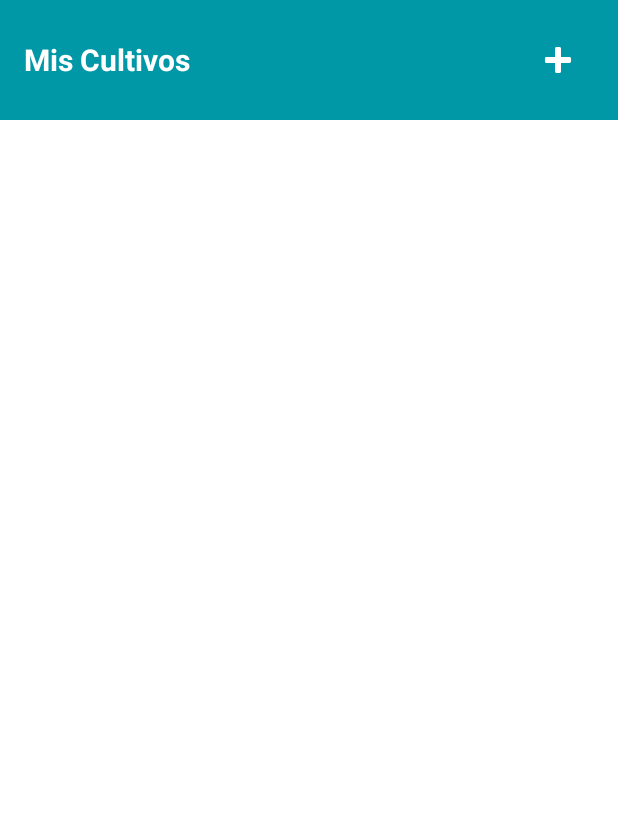
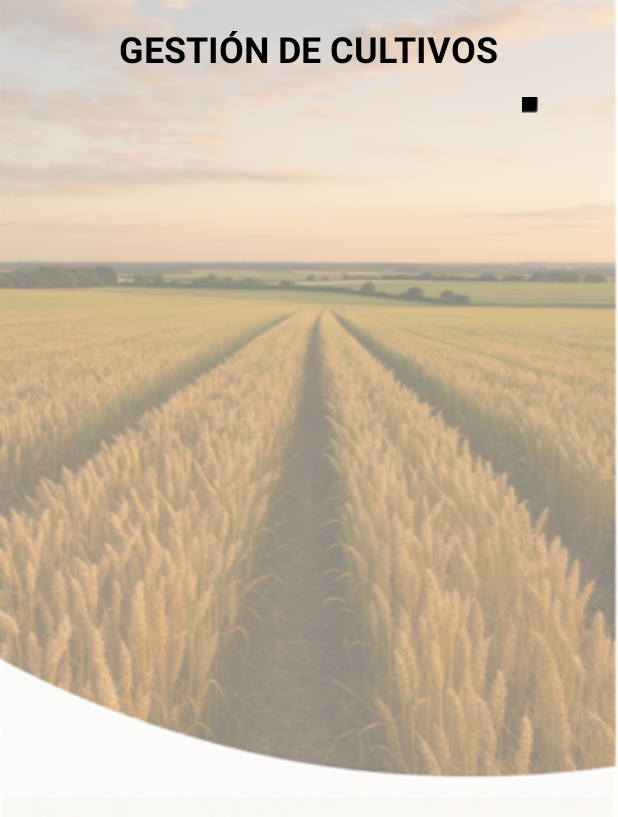
Before and after one commit to JoffreArriag/ProyectoDAM, an Android app: the CultivosActivity screen opened directly, with no data from a screen before it, on a phone screen of 412 x 824 dp. Shown: the top 817 px of the screen. Run offline under Robolectric (Android 15) with nearby library versions, the phone set to English and light mode, and no system bars.

Commit message:
cambios nuevos

```diff
--- a/app/src/main/java/com/example/login/CultivosActivity.java
+++ b/app/src/main/java/com/example/login/CultivosActivity.java
@@ -1,75 +1,147 @@
 package com.example.login;
 
+import android.app.AlertDialog;
+import android.app.DatePickerDialog;
+import android.os.Bundle;
+import android.view.View;
+import android.widget.*;
+import androidx.appcompat.app.AppCompatActivity;
 
-import android.os.Bundle;
-import android.widget.ArrayAdapter;
-import android.widget.ImageButton;
-import android.widget.ListView;
-import android.widget.Toast;
-import androidx.appcompat.app.AlertDialog;
-import androidx.appcompat.app.AppCompatActivity;
 import java.util.ArrayList;
+import java.util.Calendar;
 
 public class CultivosActivity extends AppCompatActivity {
 
     private ArrayList<String> listaCultivos;
     private ArrayAdapter<String> adaptador;
+    private int cultivoEditando = -1;
+
+    // Elementos del formulario
+    private LinearLayout layoutFormulario;
+    private EditText etTipo, etFecha, etUbicacion;
+    private Button btnGuardar, btnCancelar;
+    private ImageButton btnAgregar;
+    private ListView listView;
 
     @Override
     protected void onCreate(Bundle savedInstanceState) {
         super.onCreate(savedInstanceState);
         setContentView(R.layout.activity_cultivos);
 
-        // Declaración local de las vistas
-        ListView listViewCultivos = findViewById(R.id.listViewCultivos);
-        ImageButton btnAgregar = findViewById(R.id.btnAgregar);
+        // Referencias
+        layoutFormulario = findViewById(R.id.layoutFormularioCultivo);
+        etTipo = findViewById(R.id.etTipo);
+        etFecha = findViewById(R.id.etFecha);
+        etUbicacion = findViewById(R.id.etUbicacion);
+        btnGuardar = findViewById(R.id.btnGuardarCultivo);
+        btnCancelar = findViewById(R.id.btnCancelarCultivo);
+        btnAgregar = findViewById(R.id.btnAgregar);
+        listView = findViewById(R.id.listViewCultivos);
 
-        // Lista de cultivos y adaptador
         listaCultivos = new ArrayList<>();
         adaptador = new ArrayAdapter<>(this, android.R.layout.simple_list_item_1, listaCultivos);
-        listViewCultivos.setAdapter(adaptador);
+        listView.setAdapter(adaptador);
 
-        // Botón para agregar nuevo cultivo
-        btnAgregar.setOnClickListener(v -> agregarCultivo());
+        // Mostrar formulario al presionar "Agregar"
+        btnAgregar.setOnClickListener(v -> {
+            cultivoEditando = -1;
+            mostrarFormulario();
+        });
 
-        // Click para editar o eliminar cultivo
-        listViewCultivos.setOnItemClickListener((parent, view, position, id) -> mostrarOpciones(position));
+        // Guardar cultivo
+        btnGuardar.setOnClickListener(v -> guardarCultivo());
+
+        // Cancelar acción
+        btnCancelar.setOnClickListener(v -> ocultarFormulario());
+
+        // Elegir fecha
+        etFecha.setOnClickListener(v -> mostrarDatePicker());
+
+        // Clic en item para editar o eliminar
+        listView.setOnItemClickListener((parent, view, position, id) -> {
+            // Se actualiza la comparación con el operador correcto
+            mostrarOpciones(position);
+        });
     }
 
-    // Método para agregar cultivo
-    private void agregarCultivo() {
-        listaCultivos.add("Nuevo Cultivo " + (listaCultivos.size() + 1));
-        adaptador.notifyDataSetChanged();
+    private void mostrarFormulario() {
+        layoutFormulario.setVisibility(View.VISIBLE);
+        etTipo.setText("");
+        etFecha.setText("");
+        etUbicacion.setText("");
     }
 
-    // Método para mostrar opciones de Editar o Eliminar
+    private void ocultarFormulario() {
+        layoutFormulario.setVisibility(View.GONE);
+    }
+
+    private void guardarCultivo() {
+        String tipo = etTipo.getText().toString().trim();
+        String fecha = etFecha.getText().toString().trim();
+        String ubicacion = etUbicacion.getText().toString().trim();
+
+        if (tipo.isEmpty() || fecha.isEmpty() || ubicacion.isEmpty()) {
+            Toast.makeText(this, "Completa todos los campos", Toast.LENGTH_SHORT).show();
+            return;
+        }
+
+        String cultivo = "Tipo: " + tipo + " | Fecha: " + fecha + " | Ubicación: " + ubicacion;
+
+        if (cultivoEditando == -1) {
+            listaCultivos.add(cultivo);
+            Toast.makeText(this, "Cultivo agregado", Toast.LENGTH_SHORT).show();
+        } else {
+            listaCultivos.set(cultivoEditando, cultivo);
+            Toast.makeText(this, "Cultivo actualizado", Toast.LENGTH_SHORT).show();
+            cultivoEditando = -1;
+        }
+
+        adaptador.notifyDataSetChanged();
+        ocultarFormulario();
+    }
+
     private void mostrarOpciones(int position) {
+        // Corregir el uso de AlertDialog
         AlertDialog.Builder builder = new AlertDialog.Builder(this);
         builder.setTitle("Opciones")
                 .setItems(new CharSequence[]{"Editar", "Eliminar"}, (dialog, which) -> {
-                        switch (which) {
-                            case 0:
-                                editarCultivo(position);
-                                break;
-                            case 1:
-                                eliminarCultivo(position);
-                                break;
-                        }
-                });
-        builder.show();
+                    // La comparación de la opción elegida se hace de la siguiente manera
+                    if (which == 0) {
+                        editarCultivo(position);
+                    } else if (which == 1) {
+                        eliminarCultivo(position);
+                    }
+                }).show();
     }
 
-    // Método para editar cultivo
     private void editarCultivo(int position) {
-        listaCultivos.set(position, listaCultivos.get(position) + " (Editado)");
-        adaptador.notifyDataSetChanged();
-        Toast.makeText(this, "Cultivo editado", Toast.LENGTH_SHORT).show();
+        String cultivo = listaCultivos.get(position);
+        String[] partes = cultivo.split("\\|");
+        if (partes.length == 3) {
+            etTipo.setText(partes[0].replace("Tipo:", "").trim());
+            etFecha.setText(partes[1].replace("Fecha:", "").trim());
+            etUbicacion.setText(partes[2].replace("Ubicación:", "").trim());
+            cultivoEditando = position;
+            mostrarFormulario();
+        }
     }
 
-    // Método para eliminar cultivo
     private void eliminarCultivo(int position) {
         listaCultivos.remove(position);
         adaptador.notifyDataSetChanged();
         Toast.makeText(this, "Cultivo eliminado", Toast.LENGTH_SHORT).show();
     }
+
+    private void mostrarDatePicker() {
+        final Calendar calendario = Calendar.getInstance();
+        int año = calendario.get(Calendar.YEAR);
+        int mes = calendario.get(Calendar.MONTH);
+        int día = calendario.get(Calendar.DAY_OF_MONTH);
+
+        DatePickerDialog datePickerDialog = new DatePickerDialog(this,
+                (view, year, month, dayOfMonth) ->
+                        etFecha.setText(dayOfMonth + "/" + (month + 1) + "/" + year),
+                año, mes, día);
+        datePickerDialog.show();
+    }
 }
--- a/app/src/main/res/layout/activity_cultivos.xml
+++ b/app/src/main/res/layout/activity_cultivos.xml
@@ -1,49 +1,98 @@
-<!-- activity_cultivos.xml -->
-<RelativeLayout xmlns:android="http://schemas.android.com/apk/res/android"
+<?xml version="1.0" encoding="utf-8"?>
+<ScrollView xmlns:android="http://schemas.android.com/apk/res/android"
     xmlns:app="http://schemas.android.com/apk/res-auto"
     android:layout_width="match_parent"
     android:layout_height="match_parent"
-    android:background="#FFFFFF">
+    android:background="@drawable/fondo">
 
-    <!-- Encabezado -->
     <LinearLayout
-        android:id="@+id/header"
         android:layout_width="match_parent"
         android:layout_height="wrap_content"
-        android:background="#0097A7"
-        android:padding="16dp"
-        android:orientation="horizontal"
-        android:gravity="center_vertical">
+        android:orientation="vertical"
+        android:padding="16dp">
 
         <TextView
-            android:id="@+id/tvTitulo"
-            android:layout_width="0dp"
+            android:id="@+id/textViewTitulo"
+            android:layout_width="wrap_content"
             android:layout_height="wrap_content"
-            android:layout_weight="1"
-            android:text="@string/mis_cultivos"
-            android:textColor="#FFFFFF"
-            android:textSize="20sp"
-            android:textStyle="bold" />
+            android:text="GESTIÓN DE CULTIVOS"
+            android:textColor="#000000"
+            android:textSize="24sp"
+            android:textStyle="bold"
+            android:layout_gravity="center"/>
 
         <ImageButton
             android:id="@+id/btnAgregar"
             android:layout_width="48dp"
             android:layout_height="48dp"
-            android:background="?attr/selectableItemBackgroundBorderless"
-            android:src="@android:drawable/ic_input_add"
-            android:contentDescription="@string/agregar"
-            app:tint="#FFFFFF"
-            android:padding="8dp" />
+            android:src="@drawable/ic_agregar"
+            android:background="@android:color/transparent"
+            android:contentDescription="Agregar cultivo"
+            android:layout_gravity="end"
+            android:layout_marginTop="16dp"
+            android:layout_marginBottom="8dp"/>
+
+        <ListView
+            android:id="@+id/listViewCultivos"
+            android:layout_width="match_parent"
+            android:layout_height="wrap_content"
+            android:divider="@android:color/darker_gray"
+            android:dividerHeight="1dp" />
+
+        <!-- Formulario oculto para agregar/editar cultivo -->
+        <LinearLayout
+            android:id="@+id/layoutFormularioCultivo"
+            android:layout_width="match_parent"
+            android:layout_height="wrap_content"
+            android:orientation="vertical"
+            android:visibility="gone"
+            android:padding="8dp"
+            android:background="#DDDDDD"
+            android:elevation="4dp">
+
+            <EditText
+                android:id="@+id/etTipo"
+                android:layout_width="match_parent"
+                android:layout_height="wrap_content"
+                android:hint="Tipo de Cultivo" />
+
+            <EditText
+                android:id="@+id/etFecha"
+                android:layout_width="match_parent"
+                android:layout_height="wrap_content"
+                android:hint="Fecha de Siembra"
+                android:focusable="false"
+                android:clickable="true"
+                android:inputType="none"
+                android:layout_marginTop="8dp" />
+
+            <EditText
+                android:id="@+id/etUbicacion"
+                android:layout_width="match_parent"
+                android:layout_height="wrap_content"
+                android:hint="Ubicación"
+                android:layout_marginTop="8dp" />
+
+            <LinearLayout
+                android:layout_width="match_parent"
+                android:layout_height="wrap_content"
+                android:orientation="horizontal"
+                android:layout_marginTop="8dp"
+                android:gravity="end">
+
+                <Button
+                    android:id="@+id/btnGuardarCultivo"
+                    android:layout_width="wrap_content"
+                    android:layout_height="wrap_content"
+                    android:text="Guardar" />
+
+                <Button
+                    android:id="@+id/btnCancelarCultivo"
+                    android:layout_width="wrap_content"
+                    android:layout_height="wrap_content"
+                    android:text="Cancelar"
+                    android:layout_marginStart="8dp" />
+            </LinearLayout>
+        </LinearLayout>
     </LinearLayout>
-
-    <!-- Lista de cultivos -->
-    <ListView
-        android:id="@+id/listViewCultivos"
-        android:layout_width="match_parent"
-        android:layout_height="0dp"
-        android:layout_below="@id/header"
-        android:divider="@android:color/darker_gray"
-        android:dividerHeight="1dp"
-        android:padding="8dp" />
-
-</RelativeLayout>
+</ScrollView>
```
Also changed, not shown: app/src/main/res/drawable/ic_agregar.png (added).
